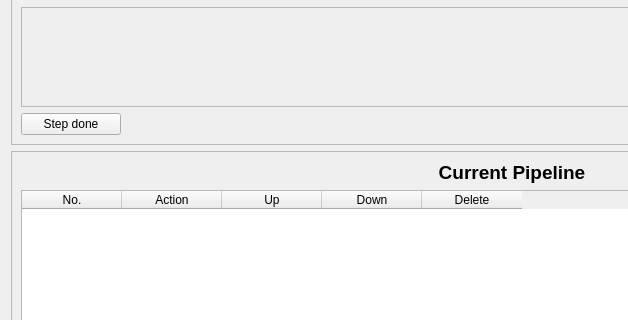
Before: the Qt Designer form FEniCSBloodSim/GUI_Module/Forms/Workflow/genericworkflowdialog.ui in carmenalonsomontes/FEniCS-Medical-Simulation, drawn with Qt 5; both pictures show x 0 to 628 and y 398 to 718 of the 1024 by 829 pixel window.
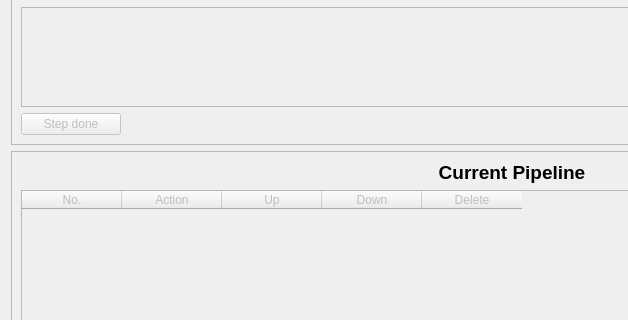
After: the same form once the commit is applied. Icons and pictures are not drawn.

The edit to the form file:
```diff
--- a/FEniCSBloodSim/GUI_Module/Forms/Workflow/genericworkflowdialog.ui
+++ b/FEniCSBloodSim/GUI_Module/Forms/Workflow/genericworkflowdialog.ui
@@ -204,6 +204,9 @@
       </item>
       <item>
        <widget class="QPushButton" name="stepDoneButton">
+        <property name="enabled">
+         <bool>false</bool>
+        </property>
         <property name="maximumSize">
          <size>
           <width>100</width>
@@ -250,6 +253,9 @@
          <enum>Qt::Horizontal</enum>
         </property>
         <widget class="QTableWidget" name="pipelineTable">
+         <property name="enabled">
+          <bool>false</bool>
+         </property>
          <column>
           <property name="text">
            <string>No.</string>
```
